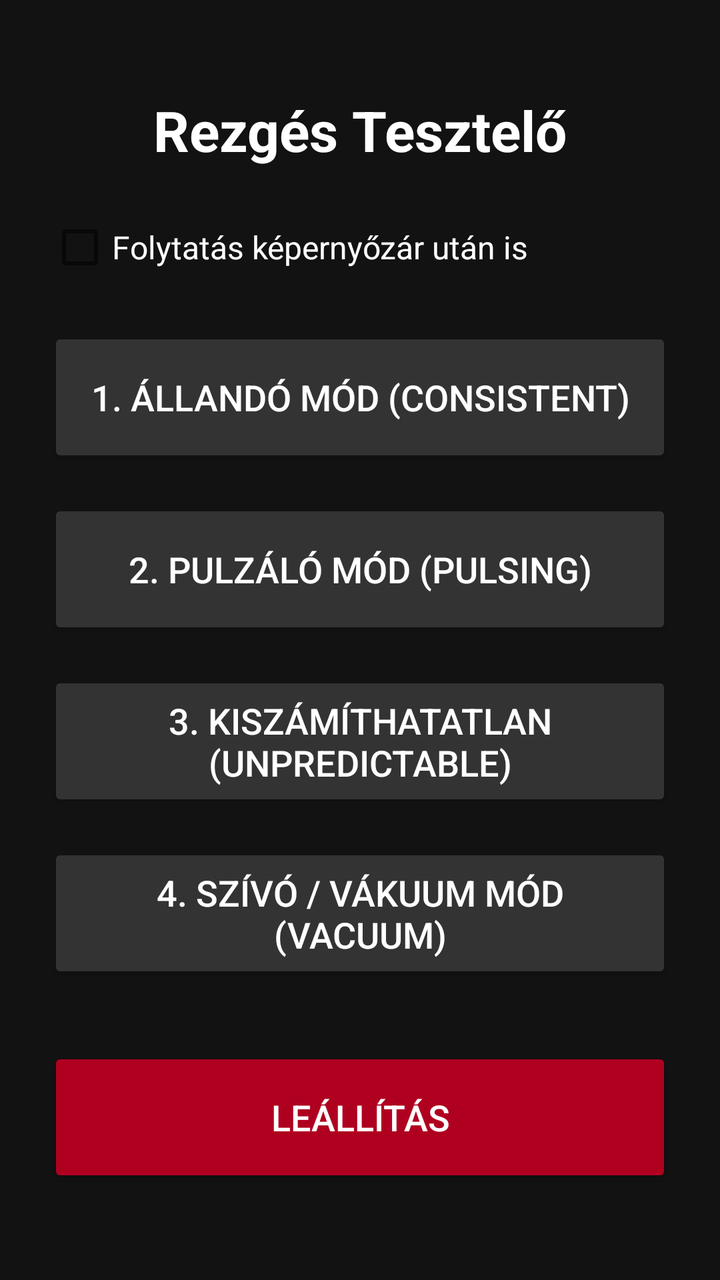
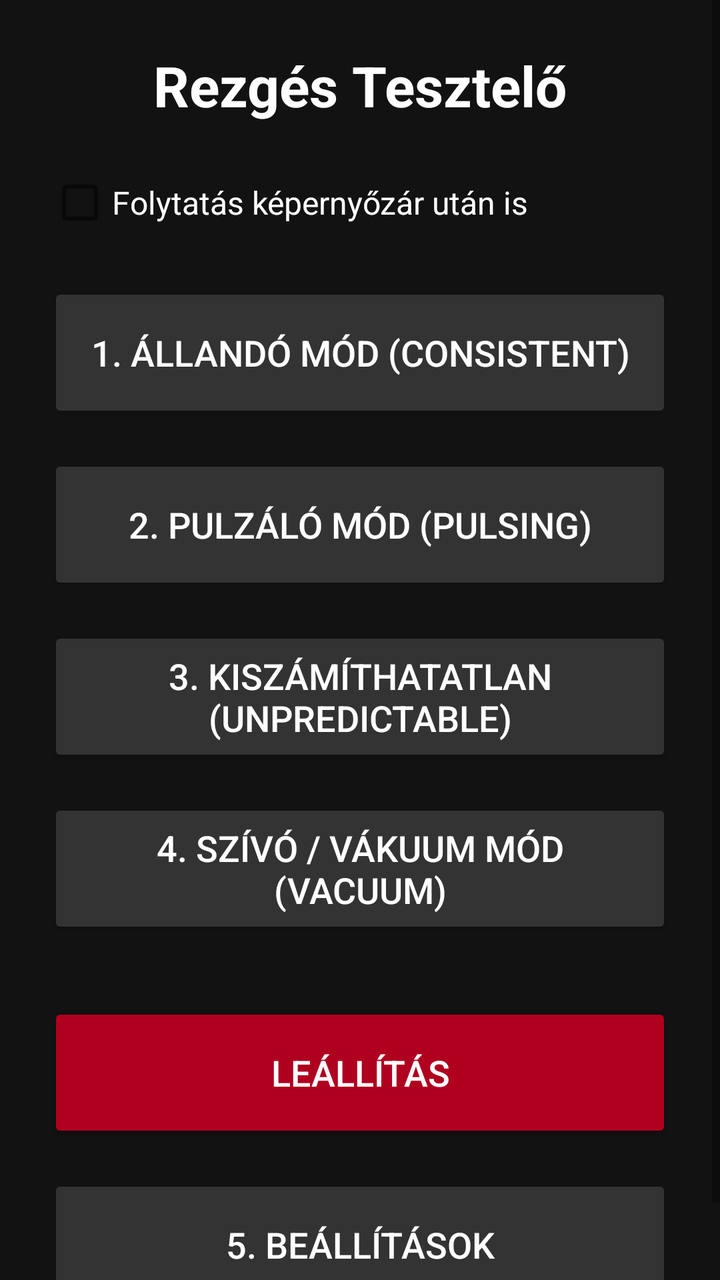

Two renders of the same Android screen: before a commit and after it. Below are the layout's source before the change and the commit's diff.
<!-- AndroidManifest.xml: application theme Theme.AppCompat.DayNight.DarkActionBar -->
<!-- res/layout/activity_main.xml -->
<?xml version="1.0" encoding="utf-8"?>
<ScrollView xmlns:android="http://schemas.android.com/apk/res/android"
    android:layout_width="match_parent"
    android:layout_height="match_parent"
    android:background="#121212"
    android:fillViewport="true">

    <LinearLayout
        android:layout_width="match_parent"
        android:layout_height="wrap_content"
        android:orientation="vertical"
        android:gravity="center"
        android:padding="24dp">

        <TextView
            android:layout_width="wrap_content"
            android:layout_height="wrap_content"
            android:text="@string/title_label"
            android:textSize="28sp"
            android:textStyle="bold"
            android:textColor="#FFFFFF"
            android:layout_marginBottom="24dp"
            android:importantForAccessibility="yes" />

        
        <CheckBox
            android:id="@+id/chkKeepAlive"
            android:layout_width="match_parent"
            android:layout_height="wrap_content"
            android:text="@string/keep_alive_label"
            android:textSize="16sp"
            android:textColor="#FFFFFF"
            android:layout_marginBottom="24dp"
            android:contentDescription="@string/desc_keep_alive_checkbox" />

        
        <Button
            android:id="@+id/btnConsistent"
            android:layout_width="match_parent"
            android:layout_height="70dp"
            android:text="@string/mode_consistent_button"
            android:textSize="18sp"
            android:backgroundTint="#333333"
            android:textColor="#FFFFFF"
            android:layout_marginBottom="16dp"
            android:contentDescription="@string/desc_consistent_button" />

        
        <Button
            android:id="@+id/btnPulsing"
            android:layout_width="match_parent"
            android:layout_height="70dp"
            android:text="@string/mode_pulsing_button"
            android:textSize="18sp"
            android:backgroundTint="#333333"
            android:textColor="#FFFFFF"
            android:layout_marginBottom="16dp"
            android:contentDescription="@string/desc_pulsing_button" />

        
        <Button
            android:id="@+id/btnUnpredictable"
            android:layout_width="match_parent"
            android:layout_height="70dp"
            android:text="@string/mode_unpredictable_button"
            android:textSize="18sp"
            android:backgroundTint="#333333"
            android:textColor="#FFFFFF"
            android:layout_marginBottom="16dp"
            android:contentDescription="@string/desc_unpredictable_button" />

        
        <Button
            android:id="@+id/btnVacuum"
            android:layout_width="match_parent"
            android:layout_height="70dp"
            android:text="@string/mode_vacuum_button"
            android:textSize="18sp"
            android:backgroundTint="#333333"
            android:textColor="#FFFFFF"
            android:layout_marginBottom="32dp"
            android:contentDescription="@string/desc_vacuum_button" />

        
        <Button
            android:id="@+id/btnStop"
            android:layout_width="match_parent"
            android:layout_height="70dp"
            android:text="@string/stop_button"
            android:textSize="18sp"
            android:backgroundTint="#B00020"
            android:textColor="#FFFFFF"
            android:contentDescription="@string/desc_stop_button" />

    </LinearLayout>
</ScrollView>
<!-- resources referenced by this layout -->
<resources>
  <string name="desc_consistent_button">Állandó Mód gomb. Folyamatos, szünet nélküli rezgést indít.</string>
  <string name="desc_keep_alive_checkbox">Folytatás képernyőzár után. Ha be van jelölve, a rezgés a képernyő lezárása vagy az alkalmazás háttérbe kerülése után is folytatódik, egy értesítés jelzi a futást.</string>
  <string name="desc_pulsing_button">Pulzáló Mód gomb. Ritmikus, szabályos időközönként ismétlődő rezgést indít.</string>
  <string name="desc_stop_button">Leállítás gomb. Az összes folyamatban lévő rezgést azonnal megszakítja.</string>
  <string name="desc_unpredictable_button">Kiszámíthatatlan Mód gomb. Véletlenszerű hosszúságú és szünetű rezgéseket indít.</string>
  <string name="desc_vacuum_button">Vákuum Mód gomb. Fokozatosan erősödő, majd hirtelen megszakadó rezgést indít, mintha beszívás történne.</string>
  <string name="keep_alive_label">Folytatás képernyőzár után is</string>
  <string name="mode_consistent_button">1. Állandó Mód (Consistent)</string>
  <string name="mode_pulsing_button">2. Pulzáló Mód (Pulsing)</string>
  <string name="mode_unpredictable_button">3. Kiszámíthatatlan (Unpredictable)</string>
  <string name="mode_vacuum_button">4. Szívó / Vákuum Mód (Vacuum)</string>
  <string name="stop_button">Leállítás</string>
  <string name="title_label">Rezgés Tesztelő</string>
</resources>

<!-- the commit's change to res/layout/activity_main.xml (unified diff, before → after) -->
@@ -90,7 +90,19 @@
             android:textSize="18sp"
             android:backgroundTint="#B00020"
             android:textColor="#FFFFFF"
+            android:layout_marginBottom="16dp"
             android:contentDescription="@string/desc_stop_button" />
+
+        
+        <Button
+            android:id="@+id/btnSettings"
+            android:layout_width="match_parent"
+            android:layout_height="70dp"
+            android:text="@string/settings_button"
+            android:textSize="18sp"
+            android:backgroundTint="#333333"
+            android:textColor="#FFFFFF"
+            android:contentDescription="@string/desc_settings_button" />
 
     </LinearLayout>
 </ScrollView>
<!-- resource entries referenced after the edit -->
@@ -3,6 +3,7 @@
   <string name="desc_consistent_button">Állandó Mód gomb. Folyamatos, szünet nélküli rezgést indít.</string>
   <string name="desc_keep_alive_checkbox">Folytatás képernyőzár után. Ha be van jelölve, a rezgés a képernyő lezárása vagy az alkalmazás háttérbe kerülése után is folytatódik, egy értesítés jelzi a futást.</string>
   <string name="desc_pulsing_button">Pulzáló Mód gomb. Ritmikus, szabályos időközönként ismétlődő rezgést indít.</string>
+  <string name="desc_settings_button">Beállítások gomb. Megnyitja a rezgés erősségét, hosszát, szünetét és egyéb részleteit szabályozó képernyőt.</string>
   <string name="desc_stop_button">Leállítás gomb. Az összes folyamatban lévő rezgést azonnal megszakítja.</string>
   <string name="desc_unpredictable_button">Kiszámíthatatlan Mód gomb. Véletlenszerű hosszúságú és szünetű rezgéseket indít.</string>
   <string name="desc_vacuum_button">Vákuum Mód gomb. Fokozatosan erősödő, majd hirtelen megszakadó rezgést indít, mintha beszívás történne.</string>
@@ -11,6 +12,7 @@
   <string name="mode_pulsing_button">2. Pulzáló Mód (Pulsing)</string>
   <string name="mode_unpredictable_button">3. Kiszámíthatatlan (Unpredictable)</string>
   <string name="mode_vacuum_button">4. Szívó / Vákuum Mód (Vacuum)</string>
+  <string name="settings_button">5. Beállítások</string>
   <string name="stop_button">Leállítás</string>
   <string name="title_label">Rezgés Tesztelő</string>
 </resources>
